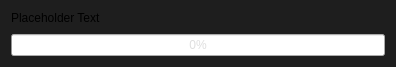
First picture: the form in src/dialogs/progressdialog.ui, repository jahshaka/Studio, before the edit.
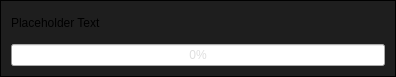
Second picture: the form after the edit.

Commit message: Remove frame from progress bars

```diff
--- a/src/dialogs/progressdialog.ui
+++ b/src/dialogs/progressdialog.ui
@@ -7,7 +7,7 @@
     <x>0</x>
     <y>0</y>
     <width>396</width>
-    <height>64</height>
+    <height>77</height>
    </rect>
   </property>
   <property name="windowTitle">
@@ -16,6 +16,7 @@
   <property name="styleSheet">
    <string notr="true">#ProgressDialog {
 	background: #1e1e1e;
+	border: 1px solid black;
 }
 
 #progressBar {
```
The commit also changes 1 other file.
